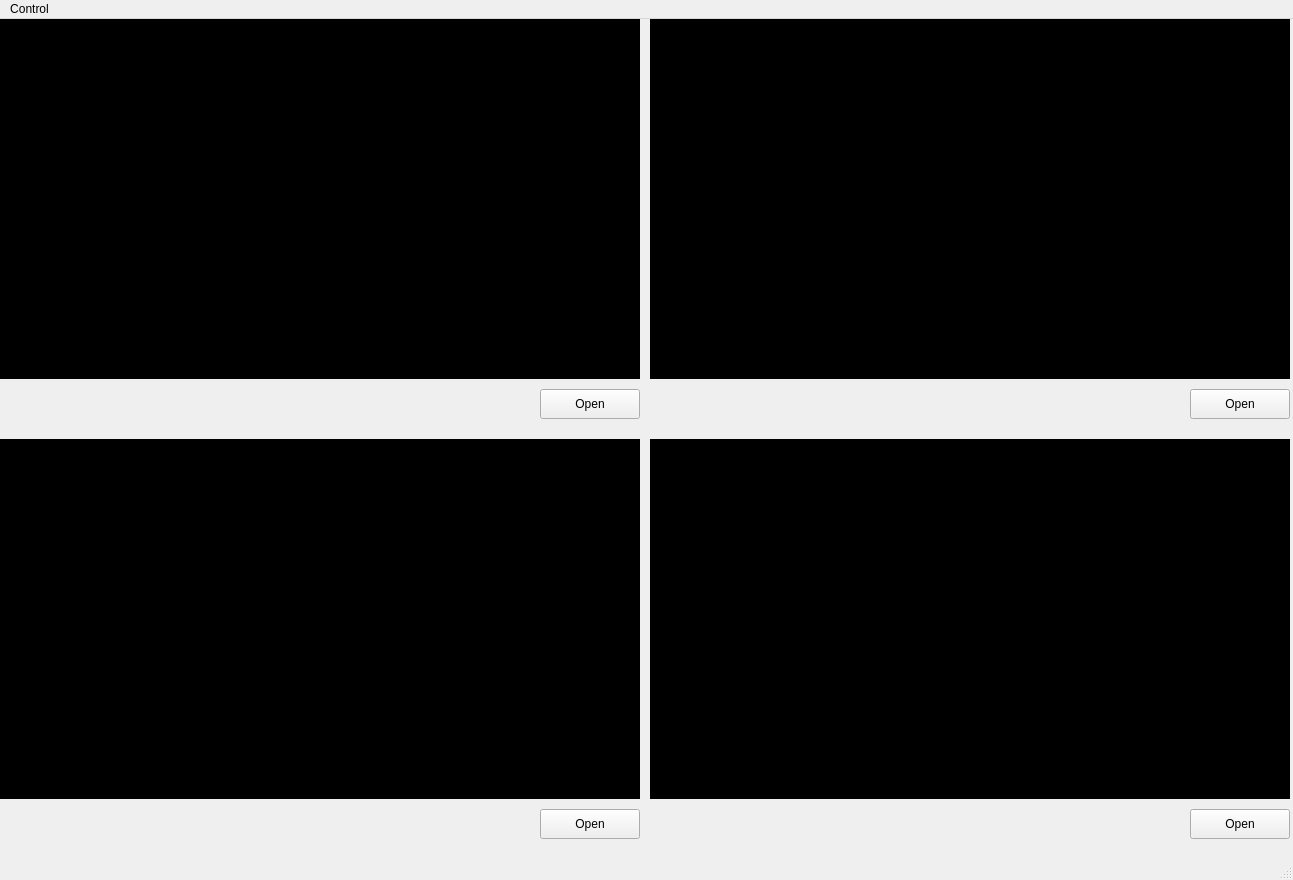
Qt form MainWindow.ui (elecun/flame-avsim-cam) before a commit.
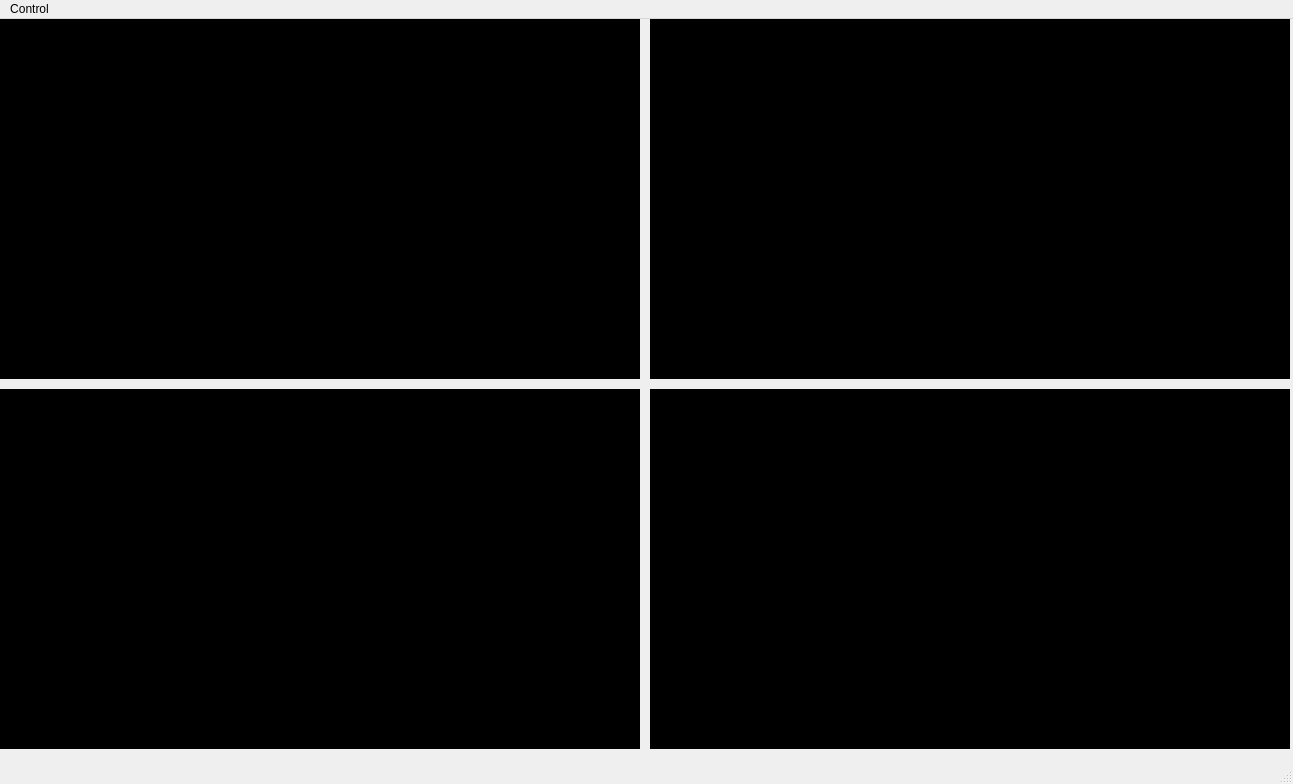
The same form after that commit.

Commit message: removed open buttons

What changed in the file:
```diff
--- a/MainWindow.ui
+++ b/MainWindow.ui
@@ -7,7 +7,7 @@
     <x>0</x>
     <y>0</y>
     <width>1293</width>
-    <height>880</height>
+    <height>784</height>
    </rect>
   </property>
   <property name="windowTitle">
@@ -40,7 +40,7 @@
     <property name="geometry">
      <rect>
       <x>0</x>
-      <y>420</y>
+      <y>370</y>
       <width>640</width>
       <height>360</height>
      </rect>
@@ -59,7 +59,7 @@
     <property name="geometry">
      <rect>
       <x>650</x>
-      <y>420</y>
+      <y>370</y>
       <width>640</width>
       <height>360</height>
      </rect>
@@ -74,58 +74,6 @@
      <set>Qt::AlignCenter</set>
     </property>
    </widget>
-   <widget class="QPushButton" name="btn_camera_open_1">
-    <property name="geometry">
-     <rect>
-      <x>540</x>
-      <y>370</y>
-      <width>100</width>
-      <height>30</height>
-     </rect>
-    </property>
-    <property name="text">
-     <string>Open</string>
-    </property>
-   </widget>
-   <widget class="QPushButton" name="btn_camera_open_2">
-    <property name="geometry">
-     <rect>
-      <x>1190</x>
-      <y>370</y>
-      <width>100</width>
-      <height>30</height>
-     </rect>
-    </property>
-    <property name="text">
-     <string>Open</string>
-    </property>
-   </widget>
-   <widget class="QPushButton" name="btn_camera_open_3">
-    <property name="geometry">
-     <rect>
-      <x>540</x>
-      <y>790</y>
-      <width>100</width>
-      <height>30</height>
-     </rect>
-    </property>
-    <property name="text">
-     <string>Open</string>
-    </property>
-   </widget>
-   <widget class="QPushButton" name="btn_camera_open_4">
-    <property name="geometry">
-     <rect>
-      <x>1190</x>
-      <y>790</y>
-      <width>100</width>
-      <height>30</height>
-     </rect>
-    </property>
-    <property name="text">
-     <string>Open</string>
-    </property>
-   </widget>
    <widget class="QLabel" name="window_camera_1">
     <property name="geometry">
      <rect>
```
